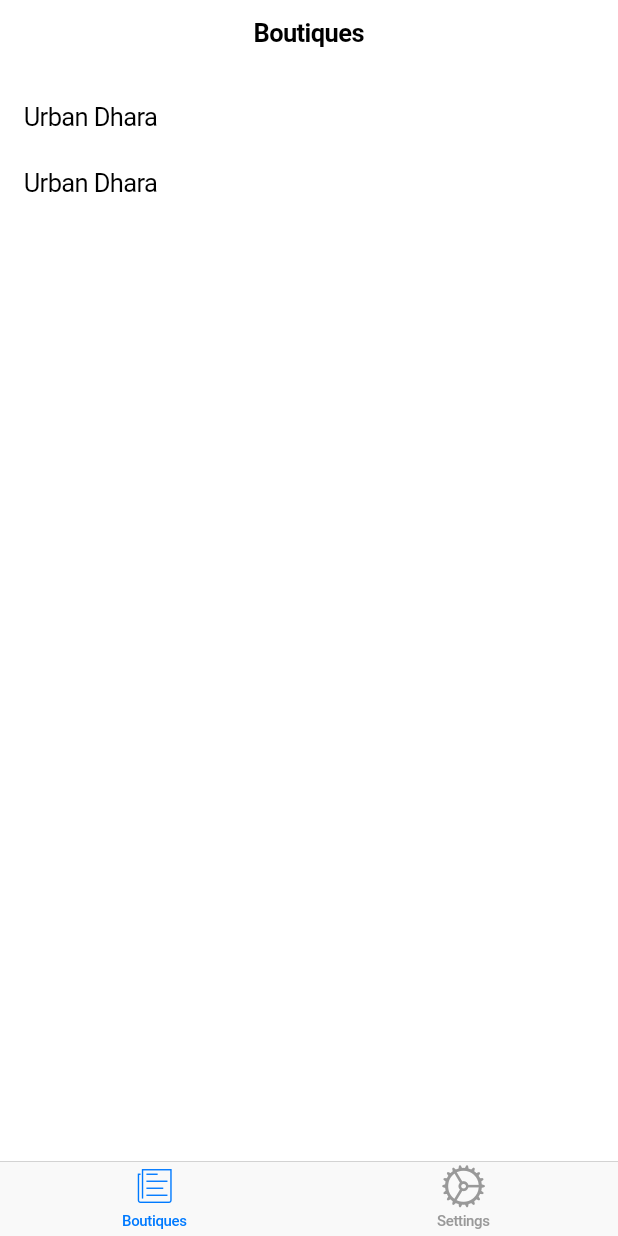
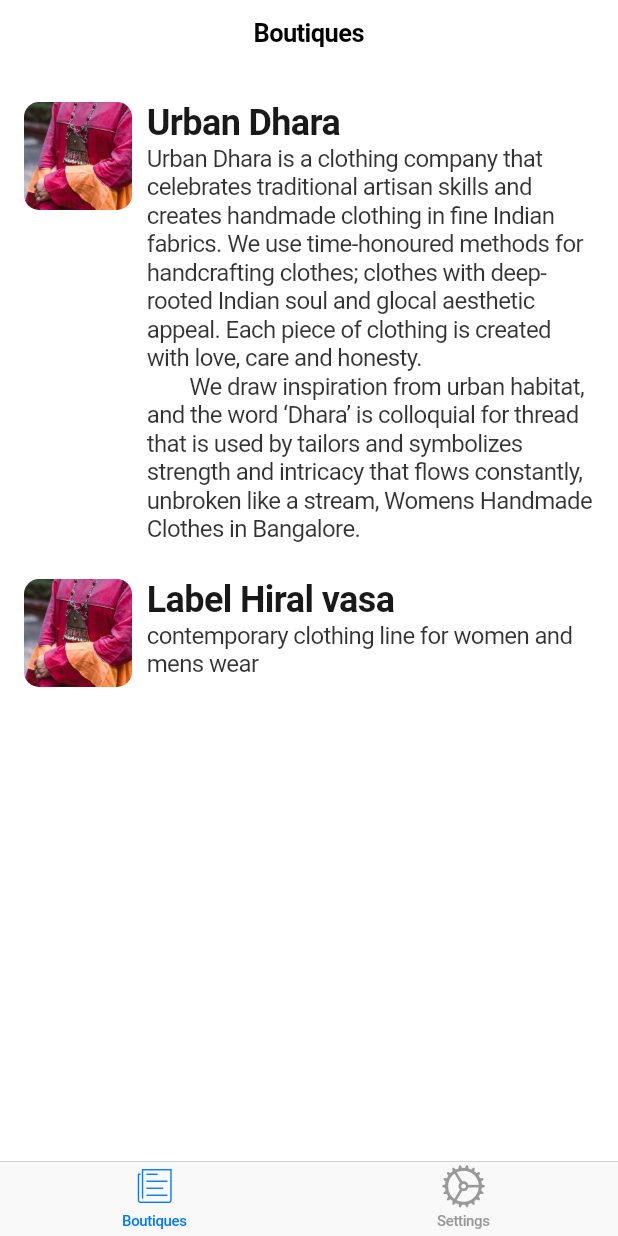
Before and after one commit to dvliman/tanghit, a Flutter app: the screen it shows after launch, on a phone screen of 412 x 824 dp. Run offline on Flutter 3.47's test engine with Material 2 defaults, Android fonts, the phone set to English and light mode, and no system bars; Roboto replaces fonts that are missing (NotoSans).

Commit message:
add assets

```diff
--- a/lib/data/app_state.dart
+++ b/lib/data/app_state.dart
@@ -2,13 +2,16 @@
 import 'package:tanghit/data/vendor.dart';
 
 class AppState extends Model {
-  static Vendor urban = Vendor(
+  static Vendor first = Vendor(
       name: "Urban Dhara",
       category: Category.boutique,
       description:
           '''Urban Dhara is a clothing company that celebrates traditional artisan skills and creates handmade clothing in fine Indian fabrics. We use time-honoured methods for handcrafting clothes; clothes with deep-rooted Indian soul and glocal aesthetic appeal. Each piece of clothing is created with love, care and honesty.
         We draw inspiration from urban habitat, and the word ‘Dhara’ is colloquial for thread that is used by tailors and symbolizes strength and intricacy that flows constantly, unbroken like a stream, Womens Handmade Clothes in Bangalore.''',
       tags: ["dresses", "tops", "bottoms"],
+      photos: [
+        "assets/images/first.jpg",
+      ],
       address:
           "734, 1st floor, 22nd main, 12th cross, JP Nagar 2nd Phase.Bangalore - 560078, India",
       latitude: 12.907944,
@@ -25,5 +28,28 @@
       location: "Bangalore" // TODO: enum
       );
 
-  List<Vendor> get vendors => [urban, urban];
+  static Vendor second = Vendor(
+    name: "Label Hiral vasa ",
+    category: Category.boutique,
+    description: "contemporary clothing line for women and mens wear",
+    tags: ["indo-western", "blouses", "saree", "embroidery"],
+    photos: [
+      "assets/images/first.jpg",
+    ],
+    address: "Basavanagudi, bangalorea",
+    phone: "9739271935",
+    email: "labelhiralvasa@gmail.com",
+    socialMedia: SocialMedia(
+      facebook: "Labelhiralvasa",
+      instagram: "labelhiralvasa",
+    ),
+    priceStatus: "inexpensive",
+    priceRangeFrom: 1000,
+    priceRangeTo: 5000,
+    claimStatus: false,
+    location: "Bangalore",
+    internationalShipping: true,
+  );
+
+  List<Vendor> get vendors => [first, second];
 }
--- a/lib/data/vendor.dart
+++ b/lib/data/vendor.dart
@@ -91,4 +91,6 @@
       this.tagline,
       this.location,
       this.internationalShipping});
+
+  String get mainPhoto => "assets/images/first.jpg";
 }
--- a/lib/widgets/boutique.dart
+++ b/lib/widgets/boutique.dart
@@ -1,6 +1,9 @@
-
 import 'package:flutter/cupertino.dart';
 import 'package:tanghit/data/vendor.dart';
+import 'package:tanghit/screens/boutique_detail.dart';
+import 'package:tanghit/widgets/zoom_clip_asset_image.dart';
+import 'package:tanghit/styles.dart';
+import 'dart:developer' as developer;
 
 class Boutique extends StatelessWidget {
   final Vendor vendor;
@@ -9,6 +12,43 @@
 
   @override
   Widget build(BuildContext context) {
-    return Text(vendor.name);
+    developer.log("screen: boutique");
+
+    return GestureDetector(
+      onTap: () =>
+          Navigator.of(context).push<void>(CupertinoPageRoute(
+            builder: (context) => BoutiqueDetailScreen(this.vendor),
+            fullscreenDialog: true,
+          )),
+      child: Row(
+        crossAxisAlignment: CrossAxisAlignment.start,
+        children: [
+          ZoomClipAssetImage(
+            imageAsset: vendor.mainPhoto,
+            zoom: 2.4,
+            height: 72,
+            width: 72,
+          ),
+          SizedBox(width: 10),
+          Flexible(
+            child: Column(
+              mainAxisAlignment: MainAxisAlignment.start,
+              crossAxisAlignment: CrossAxisAlignment.start,
+              children: [
+                Row(
+                  children: [
+                    Text(vendor.name, style: Styles.headlineName),
+                  ],
+                ),
+                Text(
+                  vendor.description,
+                  style: Styles.headlineDescription,
+                ),
+              ],
+            ),
+          )
+        ],
+      ),
+    );
   }
 }
--- /dev/null
+++ b/lib/widgets/zoom_clip_asset_image.dart
@@ -0,0 +1,34 @@
+import 'package:flutter/cupertino.dart';
+
+class ZoomClipAssetImage extends StatelessWidget {
+  const ZoomClipAssetImage(
+      {@required this.zoom,
+      this.height,
+      this.width,
+      @required this.imageAsset});
+
+  final double zoom;
+  final double height;
+  final double width;
+  final String imageAsset;
+
+  @override
+  Widget build(BuildContext context) {
+    return Container(
+      height: height,
+      width: width,
+      alignment: Alignment.center,
+      child: ClipRRect(
+        borderRadius: BorderRadius.circular(10),
+        child: OverflowBox(
+          maxHeight: height * zoom,
+          maxWidth: width * zoom,
+          child: Image.asset(
+            imageAsset,
+            fit: BoxFit.fill,
+          ),
+        ),
+      ),
+    );
+  }
+}
--- a/pubspec.yaml
+++ b/pubspec.yaml
@@ -3,7 +3,7 @@
 version: 1.0.0+1
 
 environment:
-  sdk: ">=2.1.0 <3.0.0"
+  sdk: ">=2.2.2 <3.0.0"
 
 dependencies:
   flutter:
@@ -17,3 +17,7 @@
 
 flutter:
   uses-material-design: true
+
+  assets:
+    - assets/images/first.jpg
+    - assets/images/second.jpg
```
Also changed, not shown: lib/screens/boutique_detail.dart (added, +68 -0 lines), lib/widgets/close_button.dart (added, +132 -0 lines), assets/images/first.jpg (added), assets/images/second.jpg (added), 2 other files.
